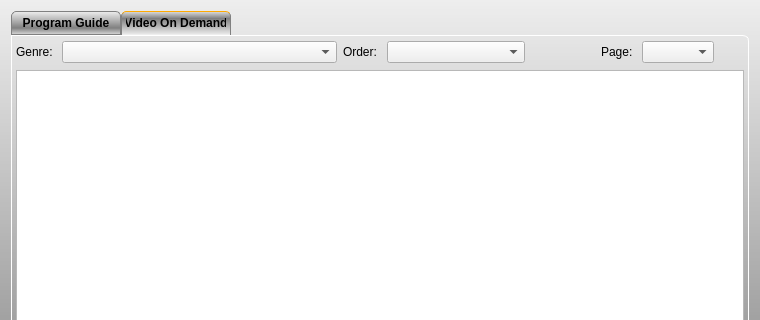
code-google-com/vlc-record, file branches/parentalControl/forms/recorder.ui: the form before one commit; both pictures show x 0 to 760 and y 0 to 320 of the 760 by 656 pixel window.
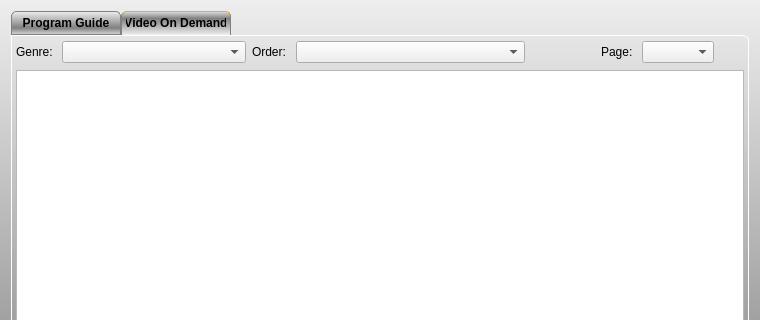
The form after the commit. The open tabs and pages were chosen to show the change. Icons and pictures are not drawn. Custom widgets are drawn as their Qt base class.

Commit message: - better handle vod favourites in filter combobox

Diff of the .ui file:
```diff
--- a/branches/parentalControl/forms/recorder.ui
+++ b/branches/parentalControl/forms/recorder.ui
@@ -637,7 +637,7 @@
         <number>4</number>
        </property>
        <item>
-        <layout class="QHBoxLayout" name="horizontalLayout_10" stretch="0,10,0,5,0,0,0,2,0">
+        <layout class="QHBoxLayout" name="horizontalLayout_10" stretch="0,8,0,10,0,0,0,1,0">
          <item>
           <widget class="QLabel" name="labGenre">
            <property name="text">
```
Left out of the diff: 6 changed lines with no effect on the pictures. The commit also changes 5 other files.
